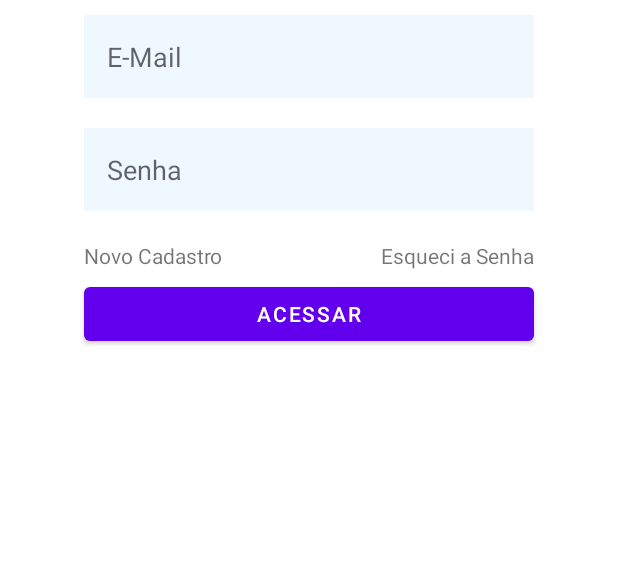
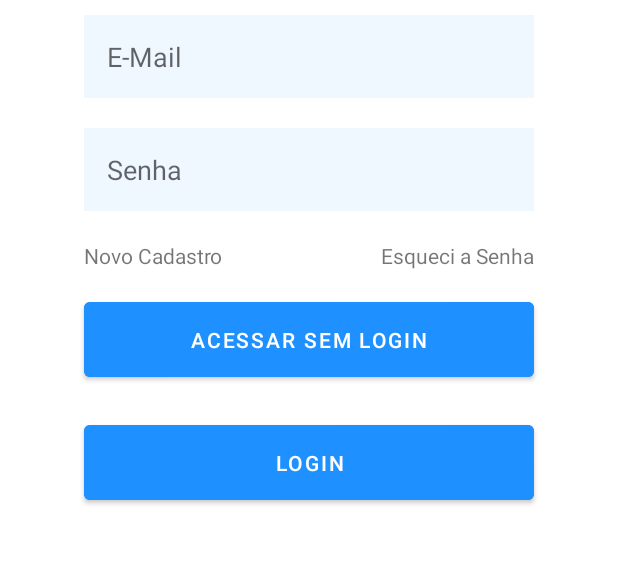
Before and after one commit to BrenoGdS/app-BSGI, an Android app: the screen it shows after launch (MainActivity), on a phone screen of 412 x 824 dp, the part 504-1068 px from its top. Run offline under Robolectric (Android 15) with nearby library versions, the phone set to English and light mode, and no system bars.

Commit message:
atualização login
atualização login

```diff
--- a/app/src/main/res/layout/activity_cadastro.xml
+++ b/app/src/main/res/layout/activity_cadastro.xml
@@ -66,7 +66,7 @@
                 android:id="@+id/idBotaoCadastrar"
                 android:layout_width="300dp"
                 android:layout_height="wrap_content"
-                style="@style/BotaoAcessar"
+                style="@style/estiloBotao"
                 android:layout_gravity="center"
                 android:text="@string/cadastrar"/>
             <!--android:onClick="botaoAcessar" -->
@@ -77,7 +77,7 @@
                 android:id="@+id/idBotaoAcessar"
                 android:layout_width="300dp"
                 android:layout_height="wrap_content"
-                style="@style/BotaoAcessar"
+                style="@style/estiloBotao"
                 android:layout_gravity="center"
                 android:visibility="gone"
                 android:text="@string/acessar"/>
--- a/app/src/main/res/layout/activity_main.xml
+++ b/app/src/main/res/layout/activity_main.xml
@@ -78,12 +78,20 @@
                 android:id="@+id/idBotaoAcessar"
                 android:layout_width="300dp"
                 android:layout_height="wrap_content"
-                style="@style/BotaoAcessar"
+                style="@style/estiloBotao"
                 android:layout_gravity="center"
                 android:text="@string/acessar"/>
             <!--android:onClick="botaoAcessar" -->
             <!--android:id="@+id/idBotaoAcessar" -->
             <!--android:text="ACESSAR" -->
+
+            <Button
+                android:id="@+id/idBotaoLogin"
+                android:layout_width="300dp"
+                android:layout_height="wrap_content"
+                style="@style/estiloBotao"
+                android:layout_gravity="center"
+                android:text="Login"/>
 
 
 
--- a/app/src/main/res/layout/activity_nova_senha.xml
+++ b/app/src/main/res/layout/activity_nova_senha.xml
@@ -57,7 +57,7 @@
                 android:id="@+id/idBotaoAlterar"
                 android:layout_width="300dp"
                 android:layout_height="wrap_content"
-                style="@style/BotaoAcessar"
+                style="@style/estiloBotao"
                 android:layout_gravity="center"
                 android:text="@string/alterar"/>
             <!--android:onClick="botaoAcessar" -->
@@ -68,7 +68,7 @@
                 android:id="@+id/idBotaoAcessar"
                 android:layout_width="300dp"
                 android:layout_height="wrap_content"
-                style="@style/BotaoAcessar"
+                style="@style/estiloBotao"
                 android:layout_gravity="center"
                 android:visibility="gone"
                 android:text="@string/acessar"/>
--- a/app/src/main/res/layout/activity_principal.xml
+++ b/app/src/main/res/layout/activity_principal.xml
@@ -4,6 +4,7 @@
     xmlns:tools="http://schemas.android.com/tools"
     android:layout_width="match_parent"
     android:layout_height="match_parent"
+    android:background="@drawable/verticalbackground"
     tools:context=".Principal">
 
     <ScrollView
@@ -31,10 +32,12 @@
                 style="@style/Titulo"
                 android:text="@string/titPrincipal"/>
 
+            <!--
             <ImageView
                 android:layout_width="match_parent"
                 android:layout_height="900dp"
                 android:src="@drawable/verticalbackground"/>
+                -->
 
 
         </LinearLayout>
--- a/app/src/main/res/values/strings.xml
+++ b/app/src/main/res/values/strings.xml
@@ -3,7 +3,7 @@
 
     <string name="novoCadastro">Novo Cadastro</string>
     <string name="mudarSenha">Esqueci a Senha</string>
-    <string name="acessar">ACESSAR</string>
+    <string name="acessar">Acessar sem login</string>
     <string name="cadastrar">CADASTRAR</string>
     <string name="alterar">ALTERAR</string>
     <string name="titPrincipal">Página Principal</string>
--- a/app/src/main/res/values/themes.xml
+++ b/app/src/main/res/values/themes.xml
@@ -25,6 +25,12 @@
         <item name="android:padding">15dp</item>
         <item name="android:layout_margin">10dp</item>
     </style>
+    <style name="estiloBotao">
+        <item name="android:backgroundTint">@color/dodgerBlue</item>
+        <item name="android:padding">15dp</item>
+        <item name="android:layout_margin">10dp</item>
+        <!--<item name="android:radius">20dp</item>-->
+    </style>
 
     <style name="Titulo">
         <item name="android:textSize">28dp</item>
```
